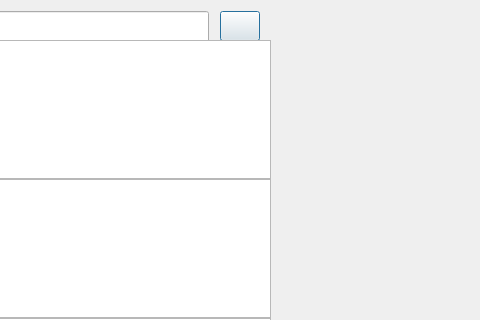
Old version of the form client/ui/chat/ChatDialog.ui in the repository which-W/distributed-chat-system; both pictures show x 99 to 579 and y 0 to 320 of the 671 by 457 pixel window.
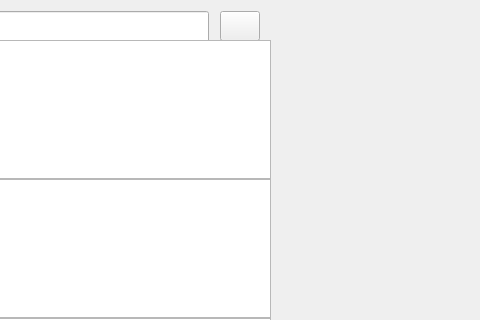
New version of the form. Custom widgets are drawn as their Qt base class.

What changed in the file:
```diff
--- a/client/ui/chat/ChatDialog.ui
+++ b/client/ui/chat/ChatDialog.ui
@@ -1,7 +1,7 @@
 <?xml version="1.0" encoding="UTF-8"?>
 <ui version="4.0">
  <class>ChatDialogClass</class>
- <widget class="QDialog" name="ChatDialogClass">
+ <widget class="QWidget" name="ChatDialogClass">
   <property name="geometry">
    <rect>
     <x>0</x>
```
